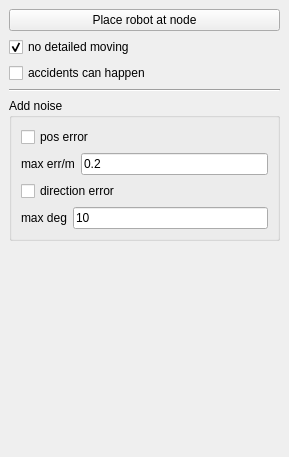
The window that include/tmapping/UI/dockSimulation.ui (StumboEugen/TMapping) describes before a commit, drawn with Qt 5.
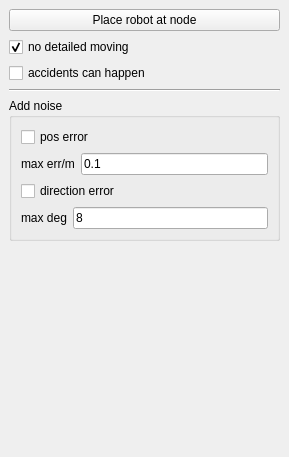
The same window after the commit.

Patch:
```diff
--- a/include/tmapping/UI/dockSimulation.ui
+++ b/include/tmapping/UI/dockSimulation.ui
@@ -86,7 +86,7 @@
          <item>
           <widget class="QLineEdit" name="lePosError">
            <property name="text">
-            <string>0.2</string>
+            <string>0.1</string>
            </property>
           </widget>
          </item>
@@ -111,7 +111,7 @@
          <item>
           <widget class="QLineEdit" name="leDirError">
            <property name="text">
-            <string>10</string>
+            <string>8</string>
            </property>
           </widget>
          </item>
```
